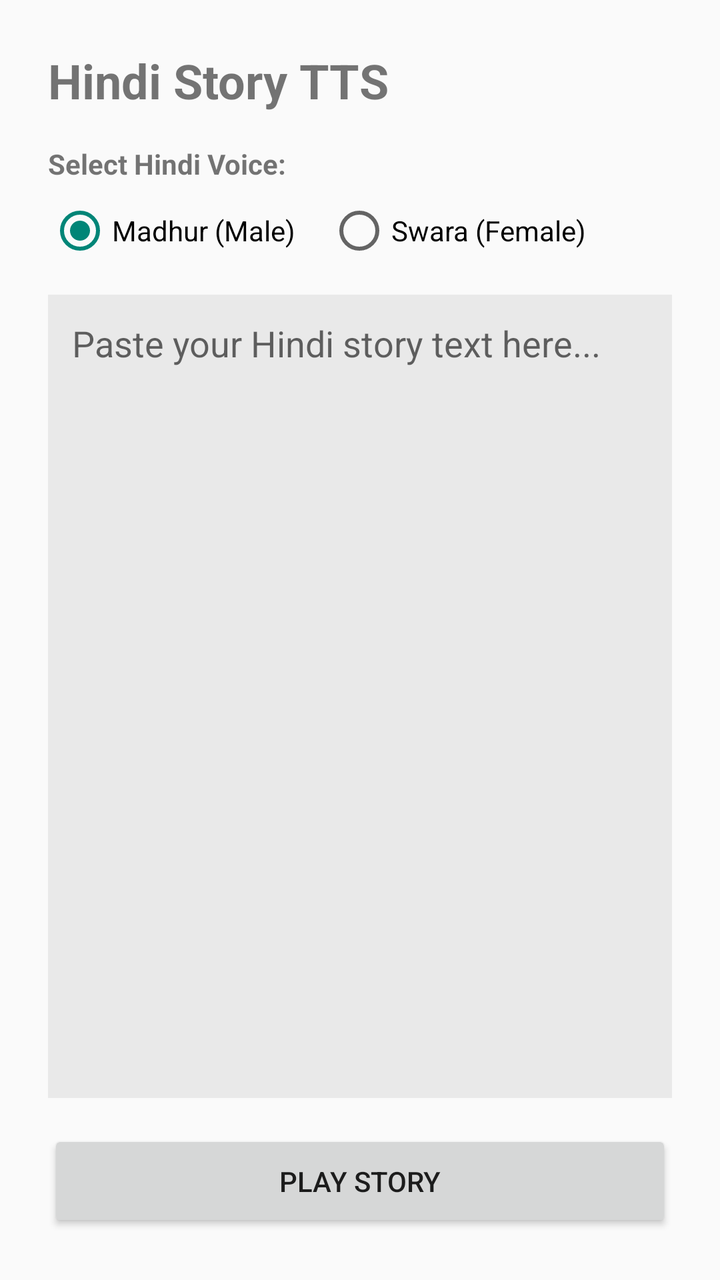
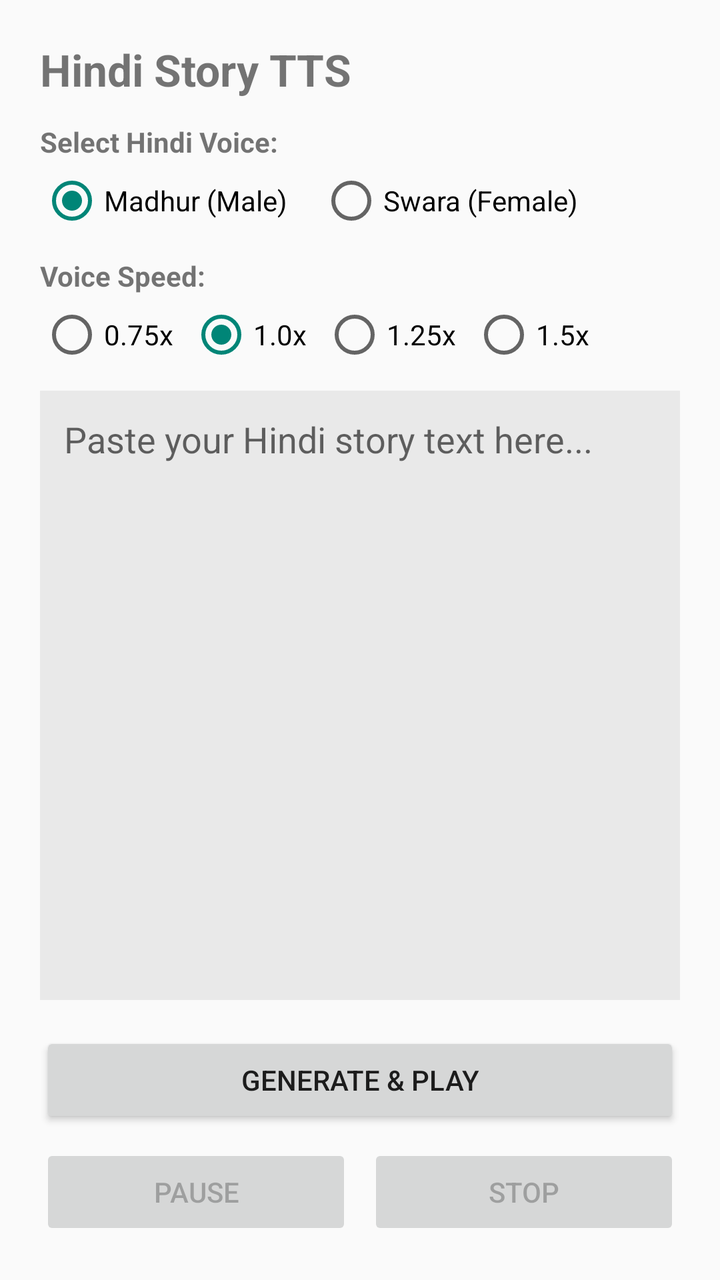

The first picture is an Android layout as it rendered before a commit; the second is the same layout after the commit. The layout source and the unified diff follow.
<!-- AndroidManifest.xml: application theme Theme.AppCompat.Light.DarkActionBar -->
<!-- res/layout/activity_main.xml -->
<?xml version="1.0" encoding="utf-8"?>
<LinearLayout xmlns:android="http://schemas.android.com/apk/res/android"
    android:layout_width="match_parent"
    android:layout_height="match_parent"
    android:orientation="vertical"
    android:padding="24dp">

    <TextView
        android:layout_width="wrap_content"
        android:layout_height="wrap_content"
        android:text="Hindi Story TTS"
        android:textSize="24sp"
        android:textStyle="bold"
        android:layout_marginBottom="16dp"/>

    <TextView
        android:layout_width="wrap_content"
        android:layout_height="wrap_content"
        android:text="Select Hindi Voice:"
        android:textStyle="bold"
        android:layout_marginBottom="8dp"/>

    
    <RadioGroup
        android:id="@+id/radioGroupVoice"
        android:layout_width="match_parent"
        android:layout_height="wrap_content"
        android:orientation="horizontal"
        android:layout_marginBottom="16dp">

        <RadioButton
            android:id="@+id/radioMadhur"
            android:layout_width="wrap_content"
            android:layout_height="wrap_content"
            android:text="Madhur (Male)"
            android:checked="true"
            android:layout_marginEnd="16dp"/>

        <RadioButton
            android:id="@+id/radioSwara"
            android:layout_width="wrap_content"
            android:layout_height="wrap_content"
            android:text="Swara (Female)"/>
    </RadioGroup>

    
    <EditText
        android:id="@+id/editStoryText"
        android:layout_width="match_parent"
        android:layout_height="0dp"
        android:layout_weight="1"
        android:gravity="top|start"
        android:hint="Paste your Hindi story text here..."
        android:inputType="textMultiLine"
        android:background="#11000000"
        android:padding="12dp"
        android:layout_marginBottom="16dp"/>

    <Button
        android:id="@+id/btnPlay"
        android:layout_width="match_parent"
        android:layout_height="wrap_content"
        android:text="Play Story"
        android:padding="16dp"/>
</LinearLayout>
<!-- resources referenced by this layout -->
<resources>

</resources>

<!-- the commit's change to res/layout/activity_main.xml (unified diff, before → after) -->
@@ -1,65 +1,145 @@
 <?xml version="1.0" encoding="utf-8"?>
-<LinearLayout xmlns:android="http://schemas.android.com/apk/res/android"
+<ScrollView xmlns:android="http://schemas.android.com/apk/res/android"
     android:layout_width="match_parent"
     android:layout_height="match_parent"
-    android:orientation="vertical"
-    android:padding="24dp">
+    android:fillViewport="true">
 
-    <TextView
-        android:layout_width="wrap_content"
-        android:layout_height="wrap_content"
-        android:text="Hindi Story TTS"
-        android:textSize="24sp"
-        android:textStyle="bold"
-        android:layout_marginBottom="16dp"/>
-
-    <TextView
-        android:layout_width="wrap_content"
-        android:layout_height="wrap_content"
-        android:text="Select Hindi Voice:"
-        android:textStyle="bold"
-        android:layout_marginBottom="8dp"/>
-
-    
-    <RadioGroup
-        android:id="@+id/radioGroupVoice"
+    <LinearLayout
         android:layout_width="match_parent"
         android:layout_height="wrap_content"
-        android:orientation="horizontal"
-        android:layout_marginBottom="16dp">
+        android:orientation="vertical"
+        android:padding="20dp">
 
-        <RadioButton
-            android:id="@+id/radioMadhur"
+        <TextView
             android:layout_width="wrap_content"
             android:layout_height="wrap_content"
-            android:text="Madhur (Male)"
-            android:checked="true"
-            android:layout_marginEnd="16dp"/>
+            android:text="Hindi Story TTS"
+            android:textSize="22sp"
+            android:textStyle="bold"
+            android:layout_marginBottom="12dp"/>
 
-        <RadioButton
-            android:id="@+id/radioSwara"
+        
+        <TextView
             android:layout_width="wrap_content"
             android:layout_height="wrap_content"
-            android:text="Swara (Female)"/>
-    </RadioGroup>
+            android:text="Select Hindi Voice:"
+            android:textStyle="bold"
+            android:layout_marginBottom="4dp"/>
 
-    
-    <EditText
-        android:id="@+id/editStoryText"
-        android:layout_width="match_parent"
-        android:layout_height="0dp"
-        android:layout_weight="1"
-        android:gravity="top|start"
-        android:hint="Paste your Hindi story text here..."
-        android:inputType="textMultiLine"
-        android:background="#11000000"
-        android:padding="12dp"
-        android:layout_marginBottom="16dp"/>
+        <RadioGroup
+            android:id="@+id/radioGroupVoice"
+            android:layout_width="match_parent"
+            android:layout_height="wrap_content"
+            android:orientation="horizontal"
+            android:layout_marginBottom="12dp">
 
-    <Button
-        android:id="@+id/btnPlay"
-        android:layout_width="match_parent"
-        android:layout_height="wrap_content"
-        android:text="Play Story"
-        android:padding="16dp"/>
-</LinearLayout>
+            <RadioButton
+                android:id="@+id/radioMadhur"
+                android:layout_width="wrap_content"
+                android:layout_height="wrap_content"
+                android:text="Madhur (Male)"
+                android:checked="true"
+                android:layout_marginEnd="16dp"/>
+
+            <RadioButton
+                android:id="@+id/radioSwara"
+                android:layout_width="wrap_content"
+                android:layout_height="wrap_content"
+                android:text="Swara (Female)"/>
+        </RadioGroup>
+
+        
+        <TextView
+            android:layout_width="wrap_content"
+            android:layout_height="wrap_content"
+            android:text="Voice Speed:"
+            android:textStyle="bold"
+            android:layout_marginBottom="4dp"/>
+
+        <RadioGroup
+            android:id="@+id/radioGroupSpeed"
+            android:layout_width="match_parent"
+            android:layout_height="wrap_content"
+            android:orientation="horizontal"
+            android:layout_marginBottom="12dp">
+
+            <RadioButton
+                android:id="@+id/speed075"
+                android:layout_width="wrap_content"
+                android:layout_height="wrap_content"
+                android:text="0.75x"
+                android:layout_marginEnd="8dp"/>
+
+            <RadioButton
+                android:id="@+id/speed100"
+                android:layout_width="wrap_content"
+                android:layout_height="wrap_content"
+                android:text="1.0x"
+                android:checked="true"
+                android:layout_marginEnd="8dp"/>
+
+            <RadioButton
+                android:id="@+id/speed125"
+                android:layout_width="wrap_content"
+                android:layout_height="wrap_content"
+                android:text="1.25x"
+                android:layout_marginEnd="8dp"/>
+
+            <RadioButton
+                android:id="@+id/speed150"
+                android:layout_width="wrap_content"
+                android:layout_height="wrap_content"
+                android:text="1.5x"/>
+        </RadioGroup>
+
+        
+        <EditText
+            android:id="@+id/editStoryText"
+            android:layout_width="match_parent"
+            android:layout_height="0dp"
+            android:layout_weight="1"
+            android:minHeight="180dp"
+            android:gravity="top|start"
+            android:hint="Paste your Hindi story text here..."
+            android:inputType="textMultiLine"
+            android:background="#11000000"
+            android:padding="12dp"
+            android:layout_marginBottom="16dp"/>
+
+        
+        <Button
+            android:id="@+id/btnGeneratePlay"
+            android:layout_width="match_parent"
+            android:layout_height="wrap_content"
+            android:text="Generate &amp; Play"
+            android:padding="14dp"
+            android:layout_marginBottom="8dp"/>
+
+        
+        <LinearLayout
+            android:layout_width="match_parent"
+            android:layout_height="wrap_content"
+            android:orientation="horizontal"
+            android:weightSum="2">
+
+            <Button
+                android:id="@+id/btnPauseResume"
+                android:layout_width="0dp"
+                android:layout_height="wrap_content"
+                android:layout_weight="1"
+                android:text="Pause"
+                android:enabled="false"
+                android:layout_marginEnd="4dp"/>
+
+            <Button
+                android:id="@+id/btnStop"
+                android:layout_width="0dp"
+                android:layout_height="wrap_content"
+                android:layout_weight="1"
+                android:text="Stop"
+                android:enabled="false"
+                android:layout_marginStart="4dp"/>
+        </LinearLayout>
+
+    </LinearLayout>
+</ScrollView>
